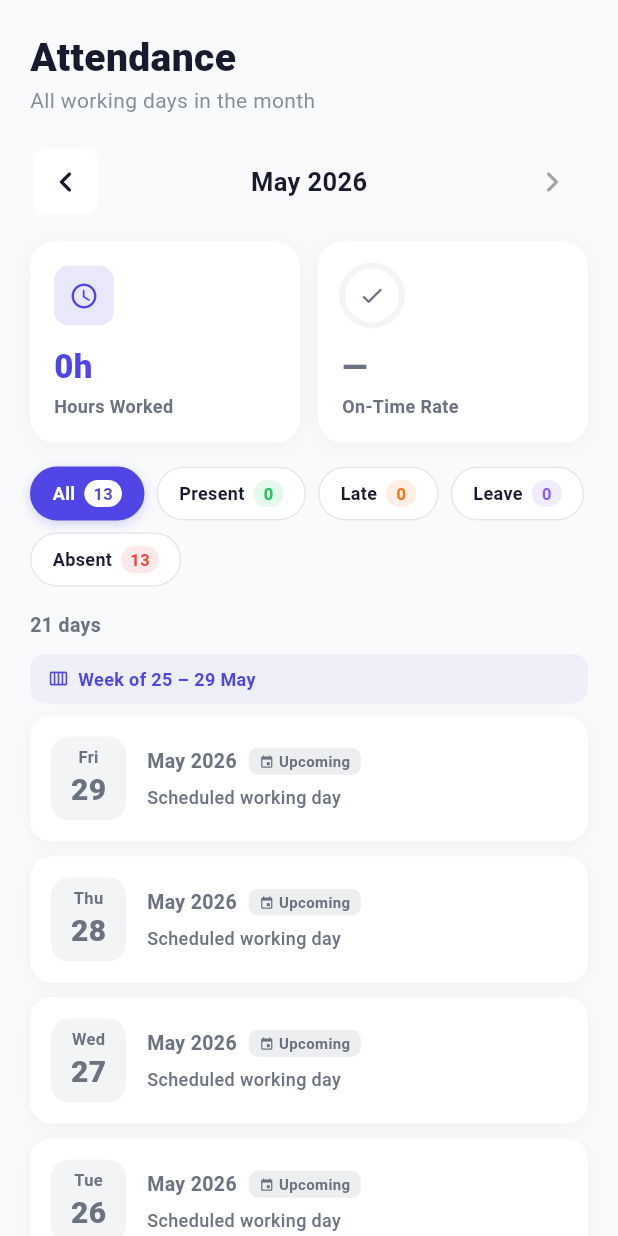
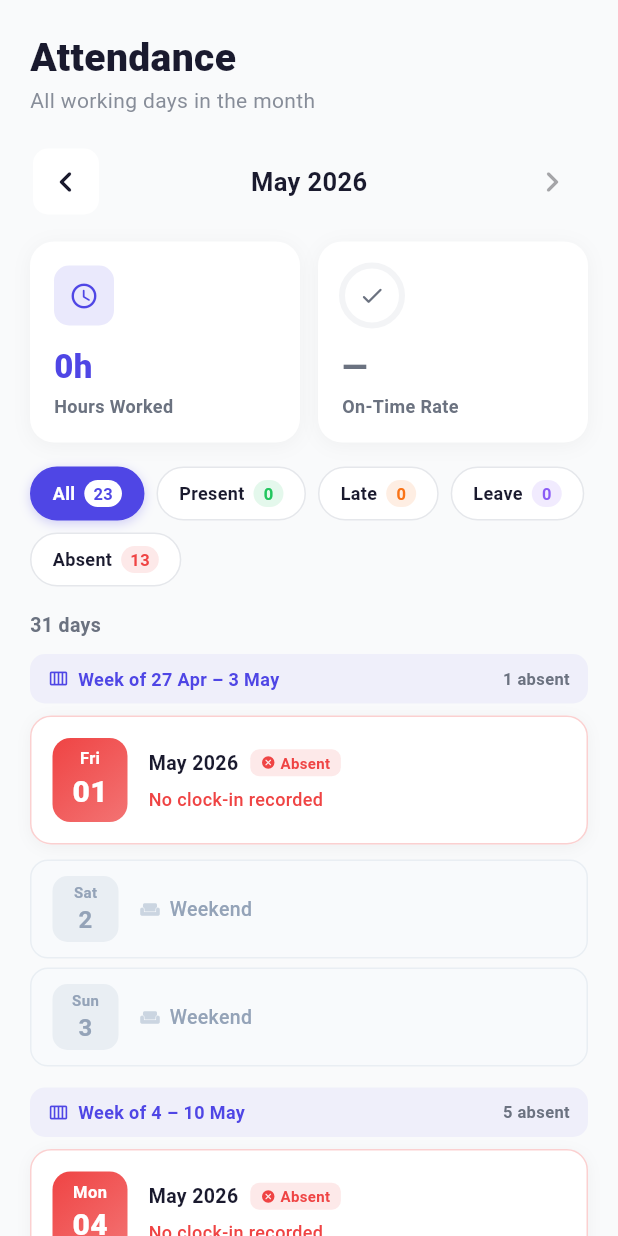
Before and after one commit to zaiedaziem/WorkNest, a Flutter app: the AttendanceScreen screen opened directly with empty values, on a phone screen of 412 x 824 dp. Run offline on Flutter 3.47's test engine with Material 3 defaults, Android fonts, the phone set to English and light mode, and no system bars; our stand-ins replace file_picker, flutter_dotenv, geolocator, supabase_flutter; accounts and stored records are empty; Roboto replaces fonts that are missing (SF Pro Display).

Commit message:
Show weekends in attendance view and UI
Add explicit weekend support across viewmodel and UI. Introduces DayStatus.weekend and includes weekend days in the month record generation (calendar days only, Day 1 → end of month). Weekends are rendered as compact, non-interactive cards and are ignored in absence/upcoming counts. Build logic was adjusted so approved leaves take precedence over attendance records, attendance is checked next, and the final list is sorted chronologically. Week grouping was changed to Mon–Sun and both weeks and days within weeks are now ordered oldest → newest. Updates affect attendance_viewmodel.dart and attendance_screen.dart.

```diff
--- a/worknest/lib/viewmodels/attendance_viewmodel.dart
+++ b/worknest/lib/viewmodels/attendance_viewmodel.dart
@@ -3,7 +3,7 @@ import '../models/attendance_model.dart';
 import '../services/attendance_service.dart';
 
 /// Status of a single working day in the month view.
-enum DayStatus { present, late, onLeave, absent, upcoming }
+enum DayStatus { present, late, onLeave, absent, upcoming, weekend }
 
 /// Filter options shown as chips above the list.
 enum DayFilter { all, present, late, onLeave, absent }
@@ -51,6 +51,7 @@ class AttendanceViewModel extends ChangeNotifier {
   DayFilter get filter => _filter;
 
   /// Day records filtered by the active chip.
+  /// Weekends are always shown in 'all' view; hidden when a filter is active.
   List<DayRecord> get filteredDayRecords {
     switch (_filter) {
       case DayFilter.all:
@@ -163,8 +164,9 @@ class AttendanceViewModel extends ChangeNotifier {
     }
   }
 
-  /// Generate one DayRecord per working day (Mon–Fri) in the selected month.
-  /// Most-recent day first (matches existing UX).
+  /// Generate one DayRecord per calendar day in the selected month.
+  /// Weekends are included with DayStatus.weekend.
+  /// Days are ordered Day 1 → end of month (chronological).
   List<DayRecord> _buildDayRecords(
     List<AttendanceModel> attendance,
     List<Map<String, dynamic>> leaves,
@@ -186,26 +188,17 @@ class AttendanceViewModel extends ChangeNotifier {
     for (int d = 1; d <= lastDay; d++) {
       final day = DateTime(year, month, d);
 
-      // Skip weekends
+      // Weekend → show as weekend card, no attendance logic
       if (day.weekday == DateTime.saturday ||
           day.weekday == DateTime.sunday) {
+        result.add(DayRecord(date: day, status: DayStatus.weekend));
         continue;
       }
 
       final key = _dateKey(day);
       final att = attByDate[key];
 
-      // 1. Attendance record wins
-      if (att != null) {
-        result.add(DayRecord(
-          date: day,
-          status: att.status == 'late' ? DayStatus.late : DayStatus.present,
-          attendance: att,
-        ));
-        continue;
-      }
-
-      // 2. Approved leave covers this day?
+      // 1. Approved leave wins
       final leave = _findLeaveCovering(day, leaves);
       if (leave != null) {
         result.add(DayRecord(
@@ -215,6 +208,16 @@ class AttendanceViewModel extends ChangeNotifier {
               (leave['leave_policies']?['name'] as String?) ?? 'Leave',
           isHalfDay: leave['is_half_day'] == true,
           halfDayPeriod: leave['half_day_period'] as String?,
+        ));
+        continue;
+      }
+
+      // 2. Attendance record
+      if (att != null) {
+        result.add(DayRecord(
+          date: day,
+          status: att.status == 'late' ? DayStatus.late : DayStatus.present,
+          attendance: att,
         ));
         continue;
       }
@@ -229,8 +232,8 @@ class AttendanceViewModel extends ChangeNotifier {
       result.add(DayRecord(date: day, status: DayStatus.absent));
     }
 
-    // Most recent first
-    result.sort((a, b) => b.date.compareTo(a.date));
+    // Day 1 → end of month (chronological)
+    result.sort((a, b) => a.date.compareTo(b.date));
     return result;
   }
 
--- a/worknest/lib/views/screens/attendance_screen.dart
+++ b/worknest/lib/views/screens/attendance_screen.dart
@@ -252,8 +252,8 @@ class _AttendanceScreenState extends State<AttendanceScreen> {
     );
   }
 
-  /// Group day records by ISO week (Mon–Sun). Weeks are returned in the same
-  /// order as the input (already sorted most-recent-first).
+  /// Group day records by ISO week (Mon–Sun). Weeks and days within each week
+  /// are sorted chronologically (Day 1 → end of month).
   List<_WeekGroup> _groupByWeek(List<DayRecord> records) {
     final byMonday = <DateTime, List<DayRecord>>{};
 
@@ -264,14 +264,14 @@ class _AttendanceScreenState extends State<AttendanceScreen> {
       byMonday.putIfAbsent(mondayOnly, () => []).add(r);
     }
 
-    // Sort weeks newest first (by Monday desc)
+    // Sort weeks oldest first (by Monday asc)
     final mondays = byMonday.keys.toList()
-      ..sort((a, b) => b.compareTo(a));
+      ..sort((a, b) => a.compareTo(b));
 
     return mondays.map((m) {
       final days = byMonday[m]!;
-      // Ensure days within a week are newest first
-      days.sort((a, b) => b.date.compareTo(a.date));
+      // Ensure days within a week are oldest first
+      days.sort((a, b) => a.date.compareTo(b.date));
 
       int present = 0;
       int late = 0;
@@ -294,6 +294,7 @@ class _AttendanceScreenState extends State<AttendanceScreen> {
             absent++;
             break;
           case DayStatus.upcoming:
+          case DayStatus.weekend:
             break;
         }
         final dur = d.attendance?.duration;
@@ -559,11 +560,69 @@ class _DayCard extends StatelessWidget {
           label: 'Upcoming',
           icon: Icons.event_rounded,
         );
+      case DayStatus.weekend:
+        return (
+          color: const Color(0xFFCBD5E1),
+          label: 'Weekend',
+          icon: Icons.weekend_rounded,
+        );
     }
   }
 
   @override
   Widget build(BuildContext context) {
+    final isWeekend = record.status == DayStatus.weekend;
+
+    // ── Weekend card — compact, grey, no click targets ──
+    if (isWeekend) {
+      final date = record.date;
+      final dayName = DateFormat('EEE').format(date); // Sat / Sun
+      final dayNum  = DateFormat('d').format(date);
+      return Container(
+        margin: const EdgeInsets.only(bottom: 6),
+        padding: const EdgeInsets.symmetric(horizontal: 14, vertical: 10),
+        decoration: BoxDecoration(
+          color: const Color(0xFFF8FAFC),
+          borderRadius: BorderRadius.circular(12),
+          border: Border.all(color: const Color(0xFFE9EEF3)),
+        ),
+        child: Row(
+          children: [
+            Container(
+              width: 44,
+              height: 44,
+              decoration: BoxDecoration(
+                color: const Color(0xFFE9EEF3),
+                borderRadius: BorderRadius.circular(10),
+              ),
+              child: Column(
+                mainAxisAlignment: MainAxisAlignment.center,
+                children: [
+                  Text(dayName,
+                      style: const TextStyle(
+                          color: Color(0xFF94A3B8), fontSize: 10,
+                          fontWeight: FontWeight.w600)),
+                  Text(dayNum,
+                      style: const TextStyle(
+                          color: Color(0xFF94A3B8), fontSize: 16,
+                          fontWeight: FontWeight.w700)),
+                ],
+              ),
+            ),
+            const SizedBox(width: 14),
+            const Icon(Icons.weekend_rounded,
+                size: 14, color: Color(0xFFCBD5E1)),
+            const SizedBox(width: 6),
+            const Text('Weekend',
+                style: TextStyle(
+                    fontSize: 13,
+                    fontWeight: FontWeight.w500,
+                    color: Color(0xFF94A3B8))),
+          ],
+        ),
+      );
+    }
+
     final cfg = _statusConfig();
     final date = record.date;
     final dayName = DateFormat('EEE').format(date); // Mon
@@ -753,6 +812,9 @@ class _DayCard extends StatelessWidget {
               fontWeight: FontWeight.w500,
               color: AppTheme.textMuted),
         );
+
+      case DayStatus.weekend:
+        return const SizedBox.shrink();
     }
   }
 }
@@ -920,13 +982,13 @@ class _WeekHeader extends StatelessWidget {
 
   @override
   Widget build(BuildContext context) {
-    // Working-week range: Monday to Friday
-    final friday = group.monday.add(const Duration(days: 4));
+    // Full week range: Monday to Sunday
+    final sunday = group.monday.add(const Duration(days: 6));
 
-    final sameMonth = group.monday.month == friday.month;
+    final sameMonth = group.monday.month == sunday.month;
     final rangeLabel = sameMonth
-        ? '${DateFormat('d').format(group.monday)} – ${DateFormat('d MMM').format(friday)}'
-        : '${DateFormat('d MMM').format(group.monday)} – ${DateFormat('d MMM').format(friday)}';
+        ? '${DateFormat('d').format(group.monday)} – ${DateFormat('d MMM').format(sunday)}'
+        : '${DateFormat('d MMM').format(group.monday)} – ${DateFormat('d MMM').format(sunday)}';
 
     final h = group.hoursWorked.inHours;
     final m = group.hoursWorked.inMinutes.remainder(60);
```
